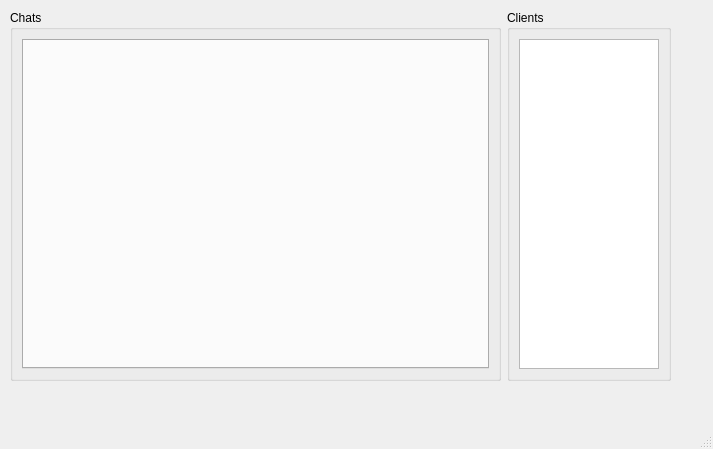
Before: the Qt Designer form Server/ServerWindow.ui in fozboom/qt-network-chat, drawn with Qt 5.
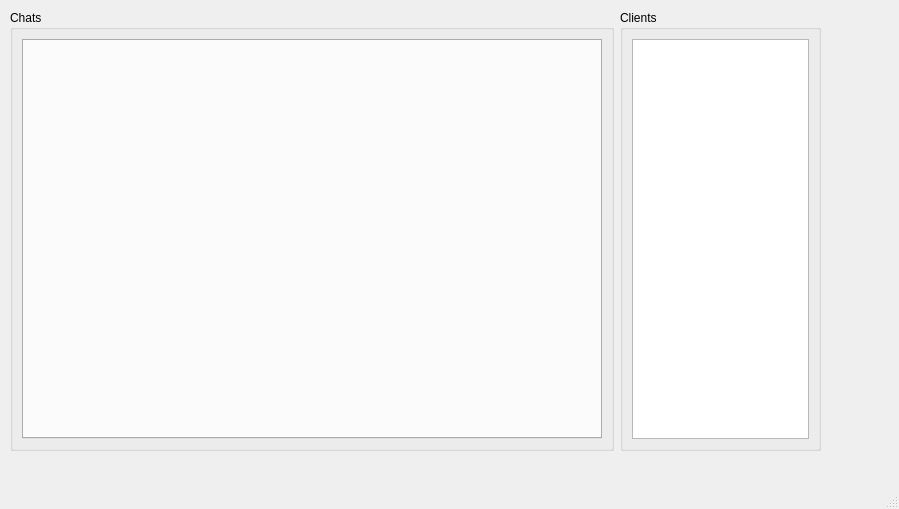
After: the same form once the commit is applied.

Commit message: Изменение порта по умолчанию в ServerManager.h и ServerManager.cpp Добавление ChatMessageInfo.cpp и ChatMessageInfo.h в Client Изменение обработчика отключения клиента в ChatWindow.cpp Добавление функций в ClientManager.h Добавление ChatMessageInfo.cpp в Client

Diff of the .ui file:
```diff
--- a/Server/ServerWindow.ui
+++ b/Server/ServerWindow.ui
@@ -6,21 +6,21 @@
    <rect>
     <x>0</x>
     <y>0</y>
-    <width>713</width>
-    <height>449</height>
+    <width>899</width>
+    <height>509</height>
    </rect>
   </property>
   <property name="windowTitle">
    <string>Server</string>
   </property>
   <widget class="QWidget" name="centralwidget">
-   <widget class="QWidget" name="">
+   <widget class="QWidget" name="layoutWidget">
     <property name="geometry">
      <rect>
       <x>10</x>
       <y>10</y>
-      <width>661</width>
-      <height>371</height>
+      <width>811</width>
+      <height>441</height>
      </rect>
     </property>
     <layout class="QHBoxLayout" name="horizontalLayout_2" stretch="3,1">
```
The commit also changes 14 other files.
